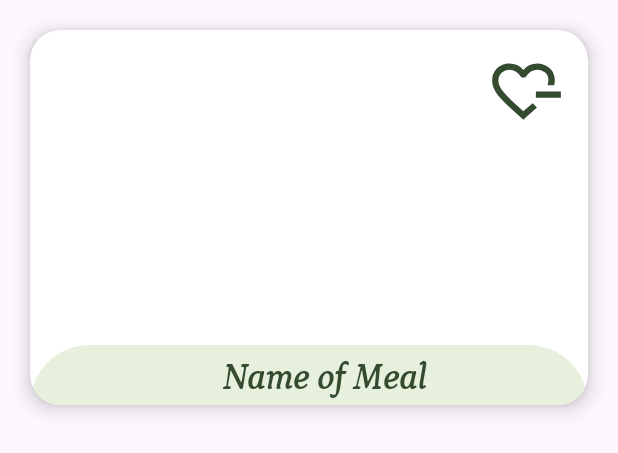
After one commit to AMIRAMOHMED/DailyDash, an Android app: the layout favmealcrad.xml on its own in the app's theme, with its tools: preview values and no code run, on a phone screen of 412 x 824 dp. The commit adds this screen. Shown: the top 453 px of the screen. Run offline under Robolectric (Android 15) with nearby library versions, the phone set to English and light mode, and no system bars; network calls fail.

Commit message:
added favourite fragment and handle delete icon that delete from fav list from database

```diff
--- a/app/src/main/java/com/example/dailydash/home/views/fragments/DetailsMeals.java
+++ b/app/src/main/java/com/example/dailydash/home/views/fragments/DetailsMeals.java
@@ -59,12 +59,14 @@ mealPlanRepository = MealPlanRepository.getInstance(getContext());
         if (context != null) {
             presenter = new DetailsMealsPresenter(this, context);
 
+
             if (getArguments() != null) {
                 DetailsMealsArgs args = DetailsMealsArgs.fromBundle(getArguments());
                 Meals meal = args.getMeal();
                 textView.setText(meal.getStrMeal());
                 instructions.setText(meal.getStrInstructions());
                 Glide.with(context).load(meal.getStrMealThumb()).into(imageView);
+                presenter.setupFavoriteIcon(meal, favIcon);
 
                 if (meal.getStrYoutube() != null && !meal.getStrYoutube().isEmpty()) {
                     getLifecycle().addObserver(videoView);
--- a/app/src/main/java/com/example/dailydash/home/views/fragments/SearchFragment.java
+++ b/app/src/main/java/com/example/dailydash/home/views/fragments/SearchFragment.java
@@ -6,11 +6,9 @@ import android.view.View;
 import android.view.ViewGroup;
 import android.widget.EditText;
 import android.widget.Toast;
-
 import androidx.fragment.app.Fragment;
 import androidx.recyclerview.widget.LinearLayoutManager;
 import androidx.recyclerview.widget.RecyclerView;
-
 import com.example.dailydash.R;
 import com.example.dailydash.home.data.models.Area;
 import com.example.dailydash.home.data.models.AreaResponse;
--- a/app/src/main/java/com/example/dailydash/home/views/interfaces/DetailsMealsContract.java
+++ b/app/src/main/java/com/example/dailydash/home/views/interfaces/DetailsMealsContract.java
@@ -13,6 +13,8 @@ public interface DetailsMealsContract {
     }
 
     interface Presenter {
+
+        void setupFavoriteIcon(Meals meal, ImageButton favIcon);
         void onFavoriteClicked(Meals meal, ImageButton favIcon);
         void onPlanIconClicked(Meals meal, long selectedDate);
         void deleteMealPlan(MealPlan mealPlan);
--- /dev/null
+++ b/app/src/main/res/drawable/dislove.xml
@@ -0,0 +1,9 @@
+<vector xmlns:android="http://schemas.android.com/apk/res/android"
+    android:width="24dp"
+    android:height="24dp"
+    android:viewportWidth="960"
+    android:viewportHeight="960">
+  <path
+      android:pathData="M440,459ZM440,840L313,726q-72,-65 -123.5,-116t-85,-96q-33.5,-45 -49,-87T40,339q0,-94 63,-156.5T260,120q52,0 99,22t81,62q34,-40 81,-62t99,-22q84,0 153,59t69,160q0,14 -2,29.5t-6,31.5h-85q5,-18 8,-34t3,-30q0,-75 -50,-105.5T620,200q-51,0 -88,27.5T463,300h-46q-31,-45 -70.5,-72.5T260,200q-57,0 -98.5,39.5T120,339q0,33 14,67t50,78.5q36,44.5 98,104T440,732q26,-23 61,-53t56,-50l9,9 19.5,19.5L605,677l9,9q-22,20 -56,49.5T498,788l-58,52ZM600,560v-80h320v80L600,560Z"
+      android:fillColor="#344B2F"/>
+</vector>
--- /dev/null
+++ b/app/src/main/res/layout/favmealcrad.xml
@@ -0,0 +1,69 @@
+<?xml version="1.0" encoding="utf-8"?>
+    <androidx.cardview.widget.CardView xmlns:android="http://schemas.android.com/apk/res/android"
+        xmlns:app="http://schemas.android.com/apk/res-auto"
+        xmlns:tools="http://schemas.android.com/tools"
+        android:layout_width="match_parent"
+        android:layout_height="wrap_content"
+        android:layout_margin="20dp"
+        android:background="@drawable/rectangle"
+        app:cardCornerRadius="20dp"
+        app:cardElevation="8dp">
+
+    <androidx.constraintlayout.widget.ConstraintLayout
+            android:layout_width="match_parent"
+            android:layout_height="250dp"
+            android:id="@+id/constraintLayoutAll"
+
+            >
+
+
+            <androidx.constraintlayout.widget.ConstraintLayout
+                android:id="@+id/constraintLayout"
+                android:layout_width="match_parent"
+                android:layout_height="40dp"
+                android:background="@drawable/round_back"
+                app:layout_constraintBottom_toBottomOf="parent"
+                app:layout_constraintEnd_toEndOf="parent"
+                app:layout_constraintHorizontal_bias="0.0"
+                app:layout_constraintStart_toStartOf="parent"
+                app:layout_constraintTop_toTopOf="parent"
+                app:layout_constraintVertical_bias="1.0">
+
+                <TextView
+                    android:id="@+id/textView7"
+                    android:layout_width="match_parent"
+                    android:layout_height="match_parent"
+                    android:fontFamily="@font/petrona"
+                    android:text="@string/name_of_meal"
+                    android:textColor="@color/darkGreen"
+                    android:textSize="24sp"
+                    android:layout_marginStart="20dp"
+                    android:gravity="center"
+                    android:textStyle="bold"
+                    app:layout_constraintBottom_toBottomOf="parent"
+                    app:layout_constraintEnd_toEndOf="parent"
+                    app:layout_constraintHorizontal_bias="0.5"
+                    app:layout_constraintStart_toStartOf="parent"
+                    app:layout_constraintTop_toTopOf="parent"
+                    app:layout_constraintVertical_bias="0.41" />
+
+
+            </androidx.constraintlayout.widget.ConstraintLayout>
+
+        <TextView
+            android:id="@+id/delet"
+            android:clickable="true"
+            android:layout_width="50dp"
+            android:layout_height="50dp"
+            android:background="@drawable/dislove"
+            app:layout_constraintBottom_toBottomOf="parent"
+            app:layout_constraintEnd_toEndOf="parent"
+            app:layout_constraintHorizontal_bias="0.95"
+            app:layout_constraintStart_toStartOf="parent"
+            app:layout_constraintTop_toTopOf="parent"
+            app:layout_constraintVertical_bias="0.08" />
+
+
+    </androidx.constraintlayout.widget.ConstraintLayout>
+
+    </androidx.cardview.widget.CardView>
--- a/app/src/main/res/menu/bottom_nav_bar.xml
+++ b/app/src/main/res/menu/bottom_nav_bar.xml
@@ -17,8 +17,13 @@
         android:icon="@drawable/calendar"
         android:title="@string/calendar" />
 
+    <item android:id="@+id/navFav"
+        android:icon="@drawable/favorite"
+        android:title="@string/favourite" />
 
     <item android:id="@+id/navProfile"
         android:icon="@drawable/person"
         android:title="@string/profile" />
+
+
 </menu>
--- a/app/src/main/res/navigation/nav_graph.xml
+++ b/app/src/main/res/navigation/nav_graph.xml
@@ -58,4 +58,9 @@
             android:id="@+id/action_mealsFragment_to_detailsMeals"
             app:destination="@id/detailsMeals" />
     </fragment>
+    <fragment
+        android:id="@+id/navFav"
+        android:name="com.example.dailydash.home.views.fragments.FavFragment"
+        android:label="fragment_fav"
+        tools:layout="@layout/fragment_fav" />
 </navigation>
--- a/app/src/main/res/values/strings.xml
+++ b/app/src/main/res/values/strings.xml
@@ -38,4 +38,5 @@
     <string name="appName">Daily Dash</string>
     <string name="backup">Backup</string>
     <string name="log_out">Log out</string>
+    <string name="favourite">Favourite</string>
 </resources>
```
Also changed, not shown: app/src/main/java/com/example/dailydash/home/presenter/DetailsMealsPresenter.java (+23 -0 lines), app/src/main/java/com/example/dailydash/home/presenter/FavFragmentPresenter.java (added, +67 -0 lines), app/src/main/java/com/example/dailydash/home/views/adpoter/FavItemAdapter.java (added, +91 -0 lines), app/src/main/java/com/example/dailydash/home/views/adpoter/MealItemAdaptor.java (+7 -12 lines), app/src/main/java/com/example/dailydash/home/views/fragments/FavFragment.java (added, +75 -0 lines), app/src/main/java/com/example/dailydash/home/views/interfaces/FavFragmentContract.java (added, +22 -0 lines), app/src/main/res/layout/fragment_fav.xml (added, +35 -0 lines).
